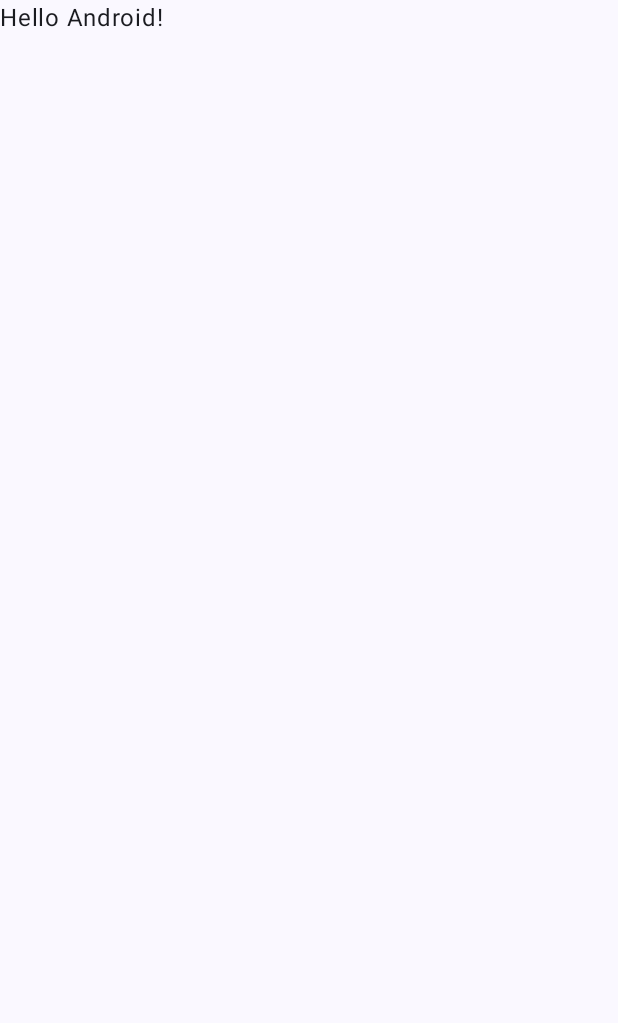
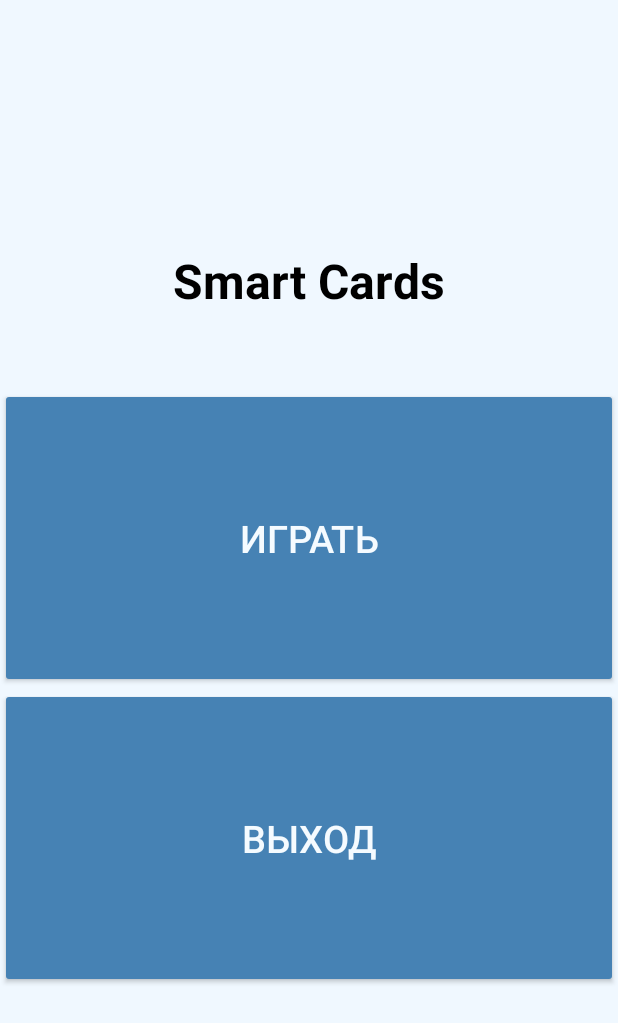
Before and after one commit to Densi88/SmartCards, an Android app built with Jetpack Compose: the screen it shows after launch (MainActivity), on a phone screen of 412 x 824 dp. Before the commit the part shown is almost empty. Shown: the top 1023 px of the screen. Run offline under Robolectric (Android 15) with nearby library versions, the phone set to English and light mode, and no system bars.

Commit message:
adding main menu and buttons listeners

```diff
--- a/app/src/main/java/com/example/smart_cards/MainActivity.kt
+++ b/app/src/main/java/com/example/smart_cards/MainActivity.kt
@@ -1,6 +1,7 @@
 package com.example.smart_cards
 
 import android.os.Bundle
+import android.widget.Button
 import androidx.activity.ComponentActivity
 import androidx.activity.compose.setContent
 import androidx.activity.enableEdgeToEdge
@@ -14,34 +15,25 @@ import androidx.compose.ui.tooling.preview.Preview
 import com.example.smart_cards.ui.theme.Smart_cardsTheme
 
 class MainActivity : ComponentActivity() {
+    private lateinit var enterButton: Button
+    private lateinit var exitButton: Button
     override fun onCreate(savedInstanceState: Bundle?) {
         super.onCreate(savedInstanceState)
-        enableEdgeToEdge()
-        setContent {
-            Smart_cardsTheme {
-                Scaffold(modifier = Modifier.fillMaxSize()) { innerPadding ->
-                    Greeting(
-                        name = "Android",
-                        modifier = Modifier.padding(innerPadding)
-                    )
-                }
-            }
+        setContentView(R.layout.main_activity)
+        findObjects()
+        setListeners()
+    }
+    private fun setListeners(){
+        enterButton.setOnClickListener {
+            setContentView(R.layout.settings_layout)
+        }
+        exitButton.setOnClickListener {
+            finishAffinity()
         }
     }
+    private fun findObjects(){
+        enterButton=findViewById<Button>(R.id.enterButton)
+        exitButton=findViewById<Button>(R.id.exitButton)
+    }
+
 }
-
-@Composable
-fun Greeting(name: String, modifier: Modifier = Modifier) {
-    Text(
-        text = "Hello $name!",
-        modifier = modifier
-    )
-}
-
-@Preview(showBackground = true)
-@Composable
-fun GreetingPreview() {
-    Smart_cardsTheme {
-        Greeting("Android")
-    }
-}
--- /dev/null
+++ b/app/src/main/res/layout/main_activity.xml
@@ -0,0 +1,39 @@
+<?xml version="1.0" encoding="utf-8"?>
+<LinearLayout xmlns:android="http://schemas.android.com/apk/res/android"
+    android:orientation="vertical"
+    android:layout_width="match_parent"
+    android:layout_height="match_parent"
+    android:gravity="center"
+    android:background="@color/background"
+    >
+    <TextView
+        android:layout_width="wrap_content"
+        android:layout_height="wrap_content"
+        android:text="Smart Cards"
+        android:textSize="32sp"
+        android:textStyle="bold"
+        android:textColor="#000000"
+        android:layout_marginBottom="50dp" />
+    <Button
+        android:id="@+id/enterButton"
+        android:layout_width="match_parent"
+        android:layout_height="300px"
+        android:text="Играть"
+        android:textSize="25dp"
+        android:textAlignment="center"
+        android:backgroundTint="@color/buttons"
+        android:textColor="#F5FBFF"
+        />
+    <Button
+        android:id="@+id/exitButton"
+        android:layout_width="match_parent"
+        android:layout_height="300px"
+        android:text="Выход"
+        android:textSize="25dp"
+        android:textAlignment="center"
+        android:backgroundTint="@color/buttons"
+        android:textColor="#F5FBFF"
+        />
+
+
+</LinearLayout>
--- /dev/null
+++ b/app/src/main/res/layout/settings_layout.xml
@@ -0,0 +1,7 @@
+<?xml version="1.0" encoding="utf-8"?>
+<LinearLayout xmlns:android="http://schemas.android.com/apk/res/android"
+    android:orientation="vertical"
+    android:layout_width="match_parent"
+    android:layout_height="match_parent">
+
+</LinearLayout>
--- a/app/src/main/res/values/colors.xml
+++ b/app/src/main/res/values/colors.xml
@@ -7,4 +7,6 @@
     <color name="teal_700">#FF018786</color>
     <color name="black">#FF000000</color>
     <color name="white">#FFFFFFFF</color>
+    <color name="background">#F0F8FF</color>
+    <color name="buttons">#4682B4</color>
 </resources>
```
